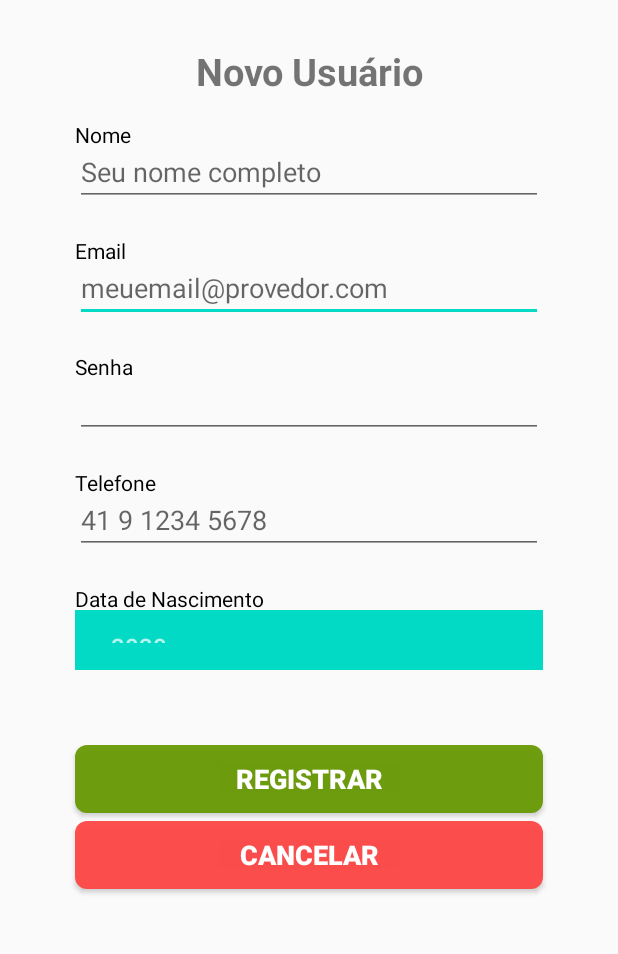
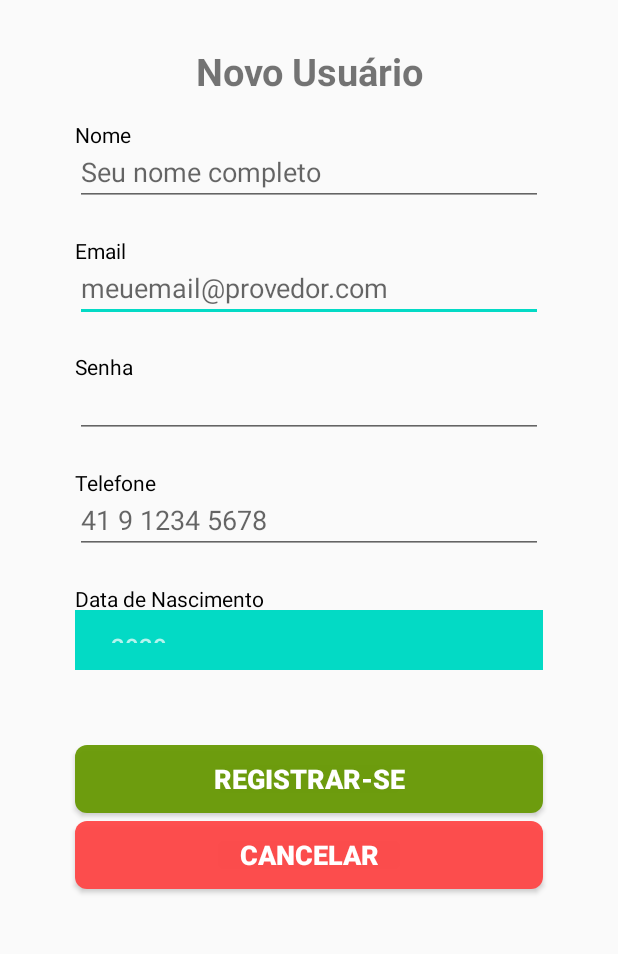
Before and after one commit to AndreValvassori/Segnum2020, an Android app: the RegisterActivity screen opened directly, with no data from a screen before it, on a phone screen of 412 x 824 dp, the part 189-1143 px from its top. Run offline under Robolectric (Android 15) with nearby library versions, the phone set to English and light mode, and no system bars.

Commit message:
Strings locale changes

```diff
--- a/app/src/main/res/layout/activity_register.xml
+++ b/app/src/main/res/layout/activity_register.xml
@@ -21,11 +21,11 @@
         <TextView
             android:layout_width="match_parent"
             android:layout_height="match_parent"
-            android:text="Segnum"
+            android:text="@string/titulo"
             android:textAlignment="center"
             android:layout_marginStart="10dp"
             android:fontFamily="sans-serif-black"
-            android:textSize="30dp"
+            android:textSize="30sp"
             android:textColor="@android:color/holo_green_dark"/>
     </LinearLayout>
 
@@ -35,7 +35,7 @@
         android:layout_height="30dp"
         android:layout_below="@id/ly_register_TopSegnum"
         android:layout_marginTop="30dp"
-        android:text="Novo Usuário"
+        android:text="@string/newuser"
         android:textAlignment="center"
         android:textSize="25sp"
         android:textStyle="bold"/>
@@ -47,7 +47,7 @@
         android:layout_below="@+id/et_register_name"
         android:layout_marginTop="20dp"
         android:layout_centerHorizontal="true"
-        android:text="Email"
+        android:text="@string/email"
         android:layout_marginLeft="50dp"
         android:layout_marginRight="50dp"
         android:textColor="@android:color/black"/>
@@ -63,7 +63,7 @@
         android:textAlignment="textStart"
         android:text=""
         android:inputType="textEmailAddress"
-        android:hint="meuemail@provedor.com"/>
+        android:hint="@string/meuemail"/>
 
     <TextView
         android:id="@+id/tv_register_pass"
@@ -72,7 +72,7 @@
         android:layout_below="@+id/et_register_email"
         android:layout_marginTop="20dp"
         android:layout_centerHorizontal="true"
-        android:text="Senha"
+        android:text="@string/pass"
         android:layout_marginLeft="50dp"
         android:layout_marginRight="50dp"
         android:textColor="@android:color/black"/>
@@ -96,7 +96,7 @@
         android:layout_below="@+id/tv_register_newuser"
         android:layout_marginTop="20dp"
         android:layout_centerHorizontal="true"
-        android:text="Nome"
+        android:text="@string/nome"
         android:layout_marginLeft="50dp"
         android:layout_marginRight="50dp"
         android:textColor="@android:color/black"/>
@@ -112,7 +112,7 @@
         android:textAlignment="textStart"
         android:text=""
         android:inputType="text"
-        android:hint="Seu nome completo"/>
+        android:hint="@string/nomecompleto"/>
 
     <TextView
         android:id="@+id/tv_register_phone"
@@ -121,7 +121,7 @@
         android:layout_below="@+id/et_register_pass"
         android:layout_marginTop="20dp"
         android:layout_centerHorizontal="true"
-        android:text="Telefone"
+        android:text="@string/telefone"
         android:layout_marginLeft="50dp"
         android:layout_marginRight="50dp"
         android:textColor="@android:color/black"/>
@@ -137,7 +137,7 @@
         android:textAlignment="textStart"
         android:text=""
         android:inputType="phone"
-        android:hint="41 9 1234 5678"/>
+        android:hint="@string/telefonevalue"/>
 
     <TextView
         android:id="@+id/tv_register_birthday"
@@ -146,7 +146,7 @@
         android:layout_below="@+id/et_register_phone"
         android:layout_marginTop="20dp"
         android:layout_centerHorizontal="true"
-        android:text="Data de Nascimento"
+        android:text="@string/datanascimento"
         android:layout_marginLeft="50dp"
         android:layout_marginRight="50dp"
         android:textColor="@android:color/black"/>
@@ -171,7 +171,7 @@
         android:layout_marginTop="50dp"
         android:backgroundTint="@android:color/holo_green_dark"
         android:background="@drawable/roundedbutton"
-        android:text="Registrar"
+        android:text="@string/registrar"
         android:textColor="@android:color/white"
         android:textStyle="bold"
         android:textSize="18sp"
@@ -186,7 +186,7 @@
         android:layout_marginRight="50dp"
         android:background="@drawable/roundedbutton"
         android:backgroundTint="@android:color/holo_red_light"
-        android:text="Cancelar"
+        android:text="@string/cancelar"
         android:textColor="@android:color/white"
         android:textStyle="bold"
         android:textSize="18sp"
--- a/app/src/main/res/values/strings.xml
+++ b/app/src/main/res/values/strings.xml
@@ -1,3 +1,19 @@
 <resources>
     <string name="app_name">Segnum2020</string>
+    <string name="titulo">Segnum</string>
+    <string name="login">Login</string>
+    <string name="loginFacebook">Continuar com o Facebook</string>
+    <string name="email">Email</string>
+    <string name="meuemail">meuemail@provedor.com</string>
+    <string name="notregisteredyet">Ainda não sou cadastrado</string>
+    <string name="pass">Senha</string>
+    <string name="mypass">Sua Senha</string>
+    <string name="newuser">Novo Usuário</string>
+    <string name="nome">Nome</string>
+    <string name="nomecompleto">Seu nome completo</string>
+    <string name="telefone">Telefone</string>
+    <string name="telefonevalue">41 9 1234 5678</string>
+    <string name="datanascimento">Data de Nascimento</string>
+    <string name="registrar">Registrar-se</string>
+    <string name="cancelar">Cancelar</string>
 </resources>
```
Also changed, not shown: app/src/main/res/layout/activity_main.xml (+16 -12 lines).
